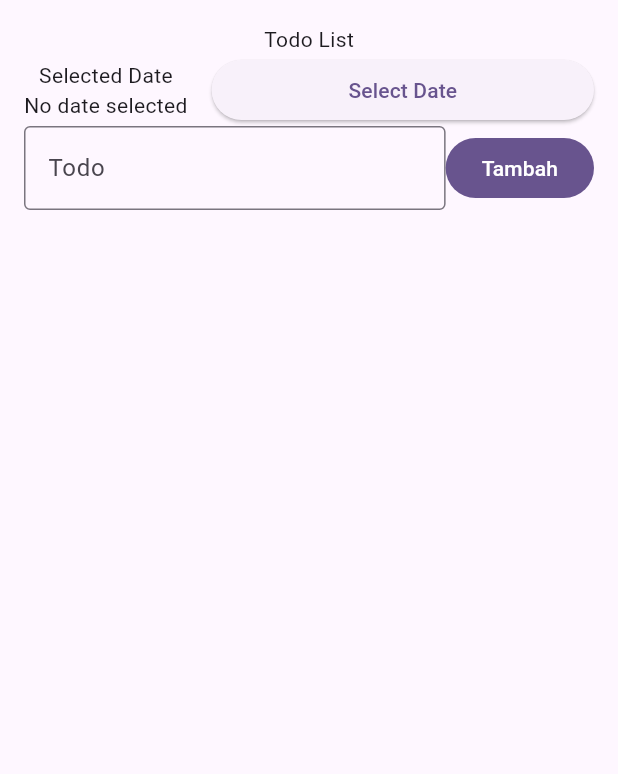
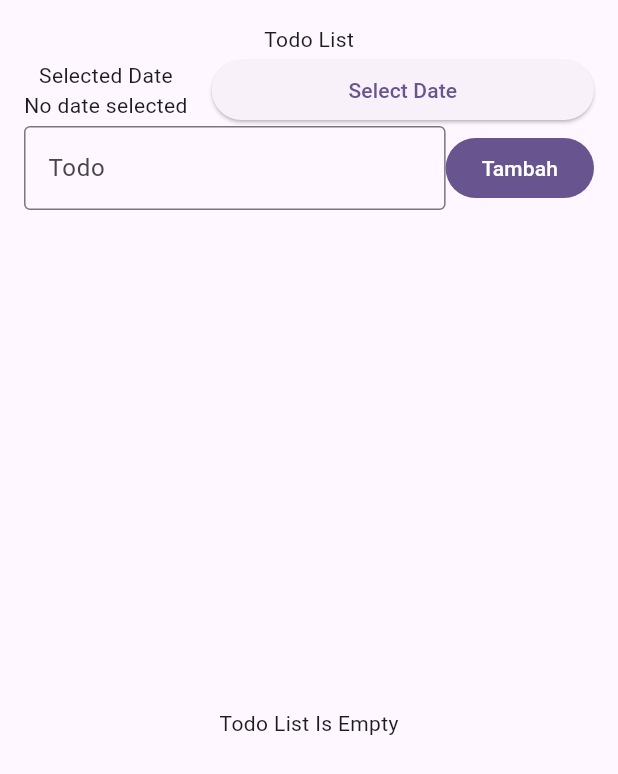
Before and after one commit to LYChubby/009_TodoBloc, a Flutter app: the TodoPage screen opened directly, on a phone screen of 412 x 824 dp. Shown: the top 774 px of the screen. Run offline on Flutter 3.47's test engine with Material 3 defaults, Android fonts, the phone set to English and light mode, and no system bars; our stand-ins replace bloc, flutter_bloc.

Commit message:
Membuat Fungsi Jika Tidak Ada Data Maka Menampilkan  Todo List Is Empty

```diff
--- a/lib/presentation/todo_page.dart
+++ b/lib/presentation/todo_page.dart
@@ -97,6 +97,20 @@ class TodoPage extends StatelessWidget {
                   ],
                 ),
               ),
+              SizedBox(height: 16.0),
+              Expanded(
+                child: BlocBuilder<TodoBloc, TodoState>(
+                  builder: (context, state) {
+                    if (State is TodoLoading) {
+                      return Center(child: CircularProgressIndicator());
+                    } else if (state is TodoLoaded) {
+                      if (state.todos.isEmpty) {
+                        return Center(child: Text('Todo List Is Empty'));
+                      }
+                    }
+                  },
+                ),
+              ),
             ],
           ),
         ),
```
